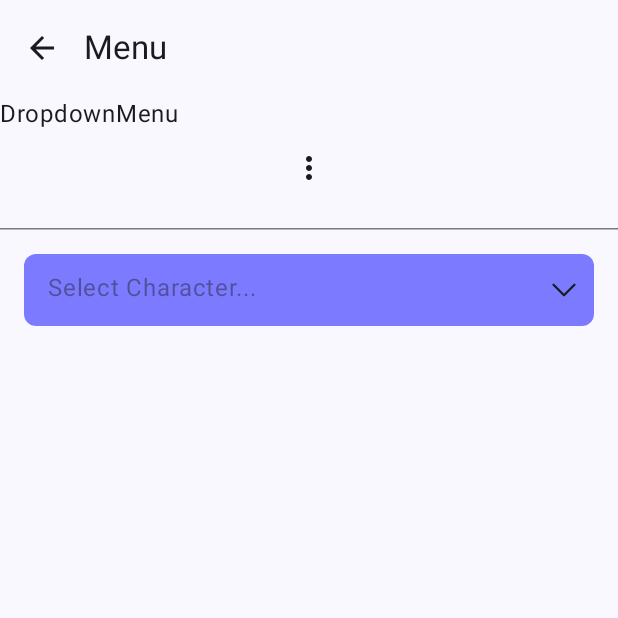
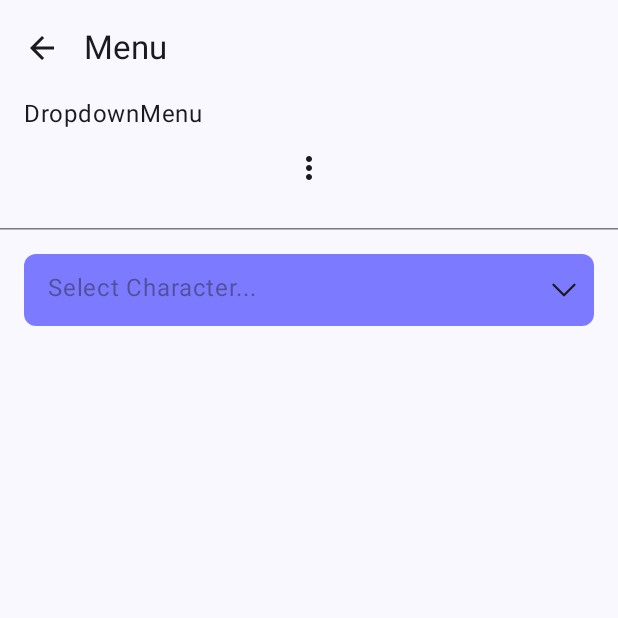
Before and after one commit to Smilekoko/kokoComposeNew, an Android app built with Jetpack Compose: the MenuActivity screen opened directly, with no data from a screen before it, on a phone screen of 412 x 824 dp, the top half of it. Run offline under Robolectric (Android 15) with nearby library versions, the phone set to English and light mode, and no system bars.

```diff
--- a/app/src/main/java/com/shiki/kokocomposenew/component/menu/MenuScreen.kt
+++ b/app/src/main/java/com/shiki/kokocomposenew/component/menu/MenuScreen.kt
@@ -98,7 +98,7 @@ fun DropdownMenuSpinnerDemo() {
 @Composable
 fun DropdownMenuGuide() {
     Column {
-        Text("DropdownMenu")
+        Text("DropdownMenu", modifier = Modifier.padding(start = 16.dp))
         DropdownMenuDemo()
         HorizontalDivider(modifier = Modifier.padding(vertical = 16.dp), thickness = 1.dp)
     }
```
